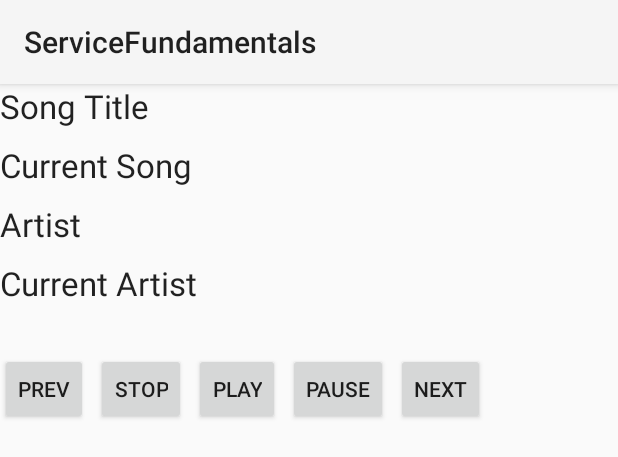
After one commit to richpingree/MDF3, an Android app: the layout fragment_main.xml on its own in the app's theme, with its tools: preview values and no code run, on a phone screen of 412 x 824 dp. The commit adds this screen. Shown: the top 457 px of the screen. Run offline under Robolectric (Android 15) with nearby library versions, the phone set to English and light mode, and no system bars.

Commit message:
moved UI and button functionality to fragment
moved UI and button functionality to fragment

```diff
--- /dev/null
+++ b/MyApplication/app/src/main/res/layout/fragment_main.xml
@@ -0,0 +1,95 @@
+<?xml version="1.0" encoding="utf-8"?>
+<RelativeLayout xmlns:android="http://schemas.android.com/apk/res/android"
+    android:orientation="vertical" android:layout_width="match_parent"
+    android:layout_height="match_parent">
+
+    <TextView
+        android:layout_width="wrap_content"
+        android:layout_height="wrap_content"
+        android:textAppearance="?android:attr/textAppearanceLarge"
+        android:text="Song Title"
+        android:id="@+id/textView"
+        android:layout_alignParentTop="true"
+        android:layout_alignParentStart="true" />
+
+    <TextView
+        android:layout_width="wrap_content"
+        android:layout_height="wrap_content"
+        android:textAppearance="?android:attr/textAppearanceLarge"
+        android:text="Current Song"
+        android:id="@+id/songTxt"
+        android:layout_below="@+id/textView"
+        android:layout_alignParentStart="true"
+        android:layout_marginTop="10dp" />
+
+    <TextView
+        android:layout_width="wrap_content"
+        android:layout_height="wrap_content"
+        android:textAppearance="?android:attr/textAppearanceLarge"
+        android:text="Artist"
+        android:id="@+id/textView2"
+        android:layout_below="@+id/songTxt"
+        android:layout_alignParentStart="true"
+        android:layout_marginTop="10dp" />
+
+    <TextView
+        android:layout_width="wrap_content"
+        android:layout_height="wrap_content"
+        android:textAppearance="?android:attr/textAppearanceLarge"
+        android:text="Current Artist"
+        android:id="@+id/artistTxt"
+        android:layout_below="@+id/textView2"
+        android:layout_alignParentStart="true"
+        android:layout_marginTop="10dp" />
+
+    <Button
+        style="?android:attr/buttonStyleSmall"
+        android:layout_width="wrap_content"
+        android:layout_height="wrap_content"
+        android:text="Prev"
+        android:id="@+id/prevBtn"
+        android:layout_marginTop="32dp"
+        android:layout_below="@+id/artistTxt"
+        android:layout_alignParentStart="true" />
+
+    <Button
+        style="?android:attr/buttonStyleSmall"
+        android:layout_width="wrap_content"
+        android:layout_height="wrap_content"
+        android:text="Stop"
+        android:id="@+id/stopBtn"
+        android:layout_alignTop="@+id/prevBtn"
+        android:layout_toEndOf="@+id/prevBtn"
+        android:layout_marginLeft="5dp" />
+
+    <Button
+        style="?android:attr/buttonStyleSmall"
+        android:layout_width="wrap_content"
+        android:layout_height="wrap_content"
+        android:text="Play"
+        android:id="@+id/playBtn"
+        android:layout_alignBottom="@+id/stopBtn"
+        android:layout_toEndOf="@+id/stopBtn"
+        android:layout_marginLeft="5dp"/>
+
+    <Button
+        style="?android:attr/buttonStyleSmall"
+        android:layout_width="wrap_content"
+        android:layout_height="wrap_content"
+        android:text="Pause"
+        android:id="@+id/pauseBtn"
+        android:layout_alignBottom="@+id/playBtn"
+        android:layout_toEndOf="@+id/playBtn"
+        android:layout_marginLeft="5dp" />
+
+    <Button
+        style="?android:attr/buttonStyleSmall"
+        android:layout_width="wrap_content"
+        android:layout_height="wrap_content"
+        android:text="Next"
+        android:id="@+id/nextBtn"
+        android:layout_alignBottom="@+id/pauseBtn"
+        android:layout_toEndOf="@+id/pauseBtn"
+        android:layout_marginLeft="5dp" />
+
+</RelativeLayout>
```
Also changed, not shown: MyApplication/app/src/main/java/com/richardpingree/servicefundamentals/MainActivity.java (+75 -42 lines), MyApplication/app/src/main/java/com/richardpingree/servicefundamentals/mainFragment.java (added, +115 -0 lines), MyApplication/app/src/main/res/layout/activity_main.xml (+7 -90 lines).
